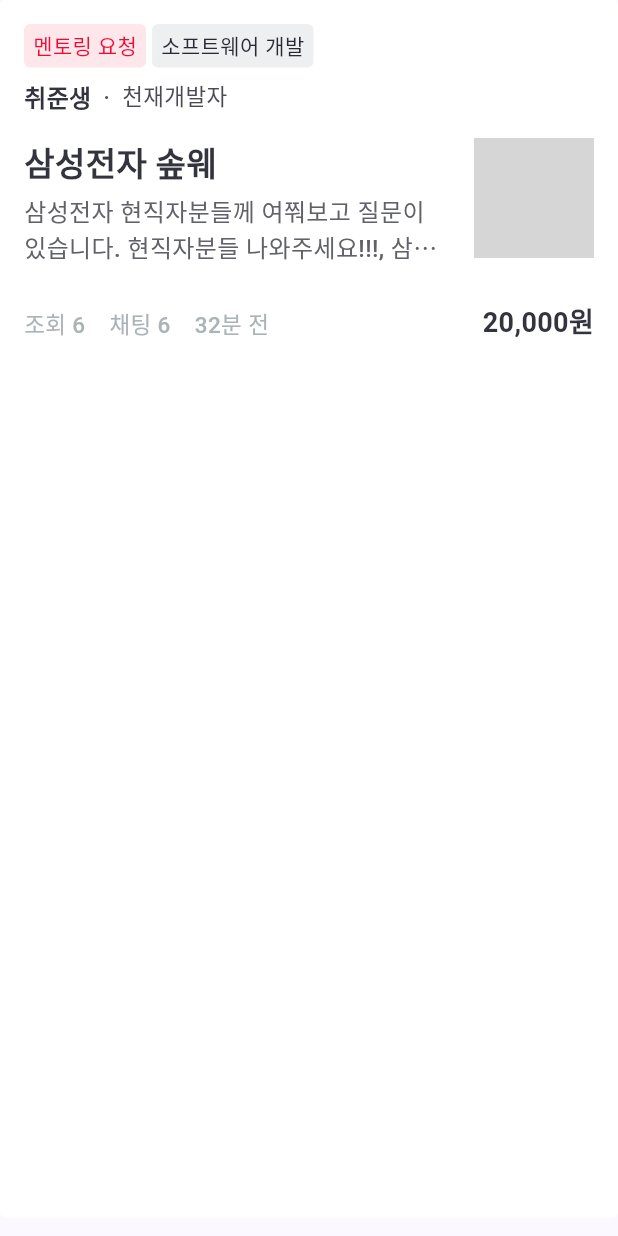
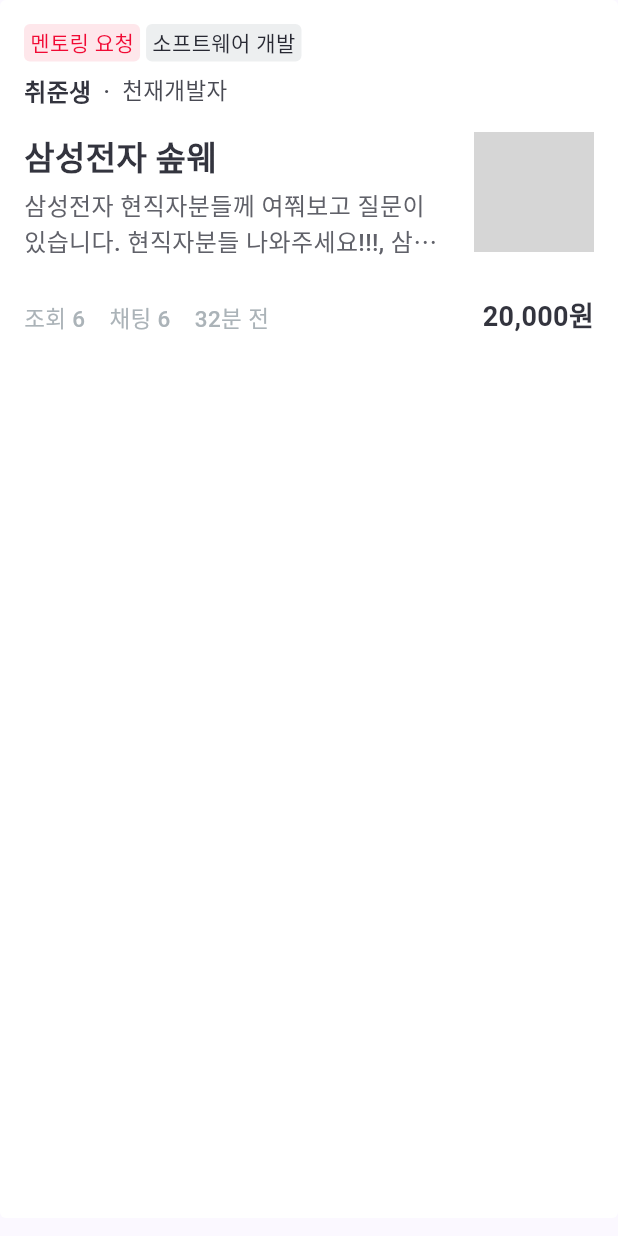
Before and after one commit to kids-ground/mentos-flutter, a Flutter app: the _ContentListItem widget shown alone on an empty page, opened directly, on a phone screen of 412 x 824 dp. Run offline on Flutter 3.47's test engine with Material 2 defaults, Android fonts, the light colour scheme and no system bars; drawn by our look-alikes of cached_network_image; our stand-ins replace auto_route, bloc, dio, equatable, flutter_bloc, freezed_annotation and 3 more; missing offline and left inert: kakao_flutter_sdk; generated files the repository leaves out were written again; network calls fail; Roboto replaces fonts that are missing (Pretendard); grey boxes are pictures that could not be loaded.

Commit message:
💄 태그 뷰 크기 줄이기

```diff
--- a/lib/src/presentation/page/home/view/home.dart
+++ b/lib/src/presentation/page/home/view/home.dart
@@ -167,7 +167,7 @@
               child: Row(
                 children: [
                   Container(
-                    padding: const EdgeInsets.fromLTRB(6, 4, 6, 4),
+                    padding: const EdgeInsets.fromLTRB(4, 2, 4, 2),
                     decoration: BoxDecoration(
                         borderRadius: BorderRadius.circular(4),
                         color: randomValue % 2 == 0 ? ColorStyles.red100 : ColorStyles.blue100
@@ -182,7 +182,7 @@
                   ),
                   const SizedBox(width: 4,),
                   Container(
-                    padding: const EdgeInsets.fromLTRB(6, 4, 6, 4),
+                    padding: const EdgeInsets.fromLTRB(4, 2, 4, 2),
                     decoration: BoxDecoration(
                         borderRadius: BorderRadius.circular(4),
                         color: ColorStyles.white300
```
